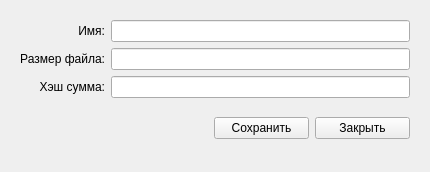
Before: the Qt Designer form frontend/forms/torrent_form.ui in derElektrobesen/networks-2013, drawn with Qt 5.
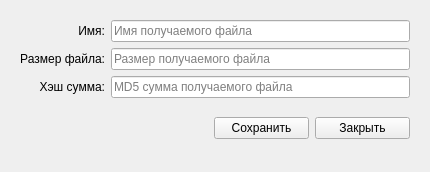
After: the same form once the commit is applied.

What changed in the file:
```diff
--- a/frontend/forms/torrent_form.ui
+++ b/frontend/forms/torrent_form.ui
@@ -67,6 +67,9 @@
         <property name="readOnly">
          <bool>true</bool>
         </property>
+        <property name="placeholderText">
+         <string>Размер получаемого файла</string>
+        </property>
        </widget>
       </item>
       <item row="2" column="1">
@@ -77,6 +80,9 @@
         <property name="readOnly">
          <bool>true</bool>
         </property>
+        <property name="placeholderText">
+         <string>MD5 сумма получаемого файла</string>
+        </property>
        </widget>
       </item>
       <item row="3" column="1">
@@ -132,6 +138,9 @@
         <property name="readOnly">
          <bool>true</bool>
         </property>
+        <property name="placeholderText">
+         <string>Имя получаемого файла</string>
+        </property>
        </widget>
       </item>
      </layout>
```
Left out of the diff: 7 changed lines with no effect on the pictures.
